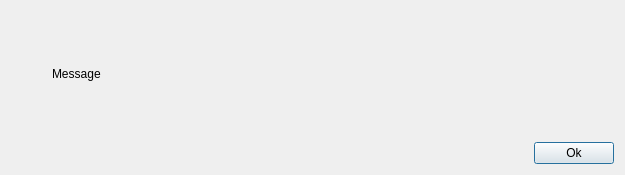
First picture: the form in core/qt5/Error.ui, repository 0xInfection/TIDoS-Framework, before the edit.
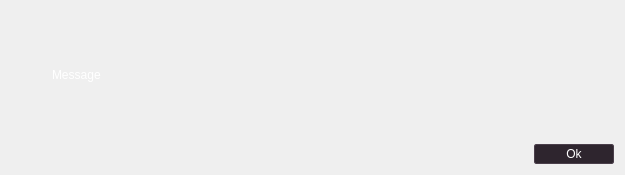
Second picture: the form after the edit. Icons and pictures are not drawn.

```diff
--- a/core/qt5/Error.ui
+++ b/core/qt5/Error.ui
@@ -19,6 +19,186 @@
   <property name="windowTitle">
    <string>Dialog</string>
   </property>
+  <property name="styleSheet">
+   <string notr="true">QDialog *:enabled {
+color: #ffffff;
+}
+
+QTabWidget::tab-bar {
+background-color: #130e13;
+min-width: 21;
+} 
+
+QTabBar::tab {
+min-width: 21;
+background: #130e13; /*221922*/
+border-top-left-radius: 2px;
+border-top-right-radius: 2px;
+spacing: 6;
+padding: 2px;
+}
+
+QTabBar::tab:selected {
+border: 1px solid #4a3e4a;
+border-right-color: #130e13; 
+background: #130e13;
+}
+QTabBar::tab:!selected {
+border: 1px solid #221922;
+border-left-color: #130e13; 
+border-right-color: #4a3e4a; 
+background: #221922;
+}
+QTabBar::tab:first:!selected {
+border: 1px solid #130e13;
+border-right-color: #4a3e4a; 
+border-top-color: #4a3e4a; 
+border-bottom-color: #221922;
+background: #221922;
+}
+QTabBar::tab:last:!selected {
+border: 1px solid #130e13;
+border-right-color: #4a3e4a; 
+border-bottom-color: #4a3e4a; 
+border-top-color: #221922;
+background: #221922;
+}
+
+QPushButton {
+padding: 2;
+spacing: 6;
+background-color: #2e252e;
+border: 1px solid #4a3e4a;
+min-width: 74px;
+border-radius: 2px;
+}
+
+QPushButton:pressed {
+background-color: #1d161d;
+}
+
+QGroupBox {
+    background-color: #1d161d;
+    border: 1px solid #4a3e4a;
+    border-radius: 2px;
+	padding: 2;
+	padding-top: 20px;
+    /*margin-top: 1ex;  leave space at the top for the title */
+}
+QGroupBox::title {
+    subcontrol-origin: padding;
+    subcontrol-position: top center; /* position at the top center */
+    padding:  5px;
+}
+
+QComboBox {
+border-radius: 2px;
+padding: 2;
+spacing: 6;
+background-color: #2e252e;
+border: 1px solid #4a3e4a;
+min-width: 74px;
+}
+
+QComboBox:on {
+background-color: #1d161d;
+}
+
+QComboBox QAbstractItemView {
+    border: none;
+	background-color: #130e13;
+	selection-background-color: #221922;
+}
+
+QComboBox::drop-down {
+border-color: #2e252e;
+padding: 2;
+}
+
+
+QComboBox::down-arrow {
+    image: url(core/qt5/icons/down.svg);
+}
+
+QListView {
+border: 1px solid #4a3e4a;
+padding: 2;
+border-radius: 2px;
+background-color: #1d161d;
+font-size: 10pt;
+selection-background-color: #271d27;
+}
+
+QTreeView {
+border: 1px solid #4a3e4a;
+padding: 2;
+border-radius: 2px;
+background-color: #1d161d;
+selection-background-color: #271d27;
+}
+
+QLineEdit {
+border: 1px solid #4a3e4a;
+padding: 2;
+border-radius: 2px;
+background-color: #1d161d;
+selection-background-color: #271d27;
+}
+
+QFrame[frameShape=&quot;4&quot;] {
+color: #c8bdc8;
+}
+
+QFrame[frameShape=&quot;5&quot;] {
+color: #c8bdc8;
+}
+
+QTabBar QToolButton {
+border: none;
+background-color: #130e13
+}
+
+QCheckBox::indicator {
+border: 1px solid transparent;
+}
+QCheckBox::indicator:checked {
+border-color: transparent;
+background-color: transparent;
+image: url(core/qt5/icons/check.png);
+}
+
+QCheckBox::indicator:indeterminate {
+border-color: transparent;
+background-color: transparent;
+image: url(core/qt5/icons/check.png);
+}
+
+QCheckBox::indicator:unchecked {
+background-color: #221922;
+image: none;
+}
+
+QTreeView::indicator {
+border: 1px solid transparent;
+}
+QTreeView::indicator:checked {
+border-color: transparent;
+background-color: transparent;
+image: url(core/qt5/icons/check.png);
+}
+
+QTreeView::indicator:indeterminate {
+border-color: transparent;
+background-color: transparent;
+image: url(core/qt5/icons/check.png);
+}
+
+QTreeView::indicator:unchecked {
+background-color: #221922;
+image: none;
+}
+</string>
+  </property>
   <property name="sizeGripEnabled">
    <bool>false</bool>
   </property>
```
